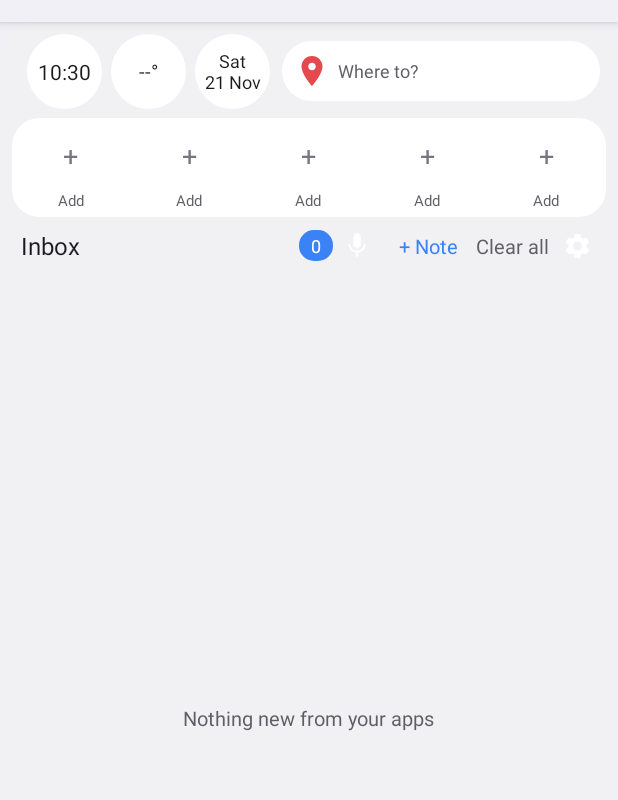
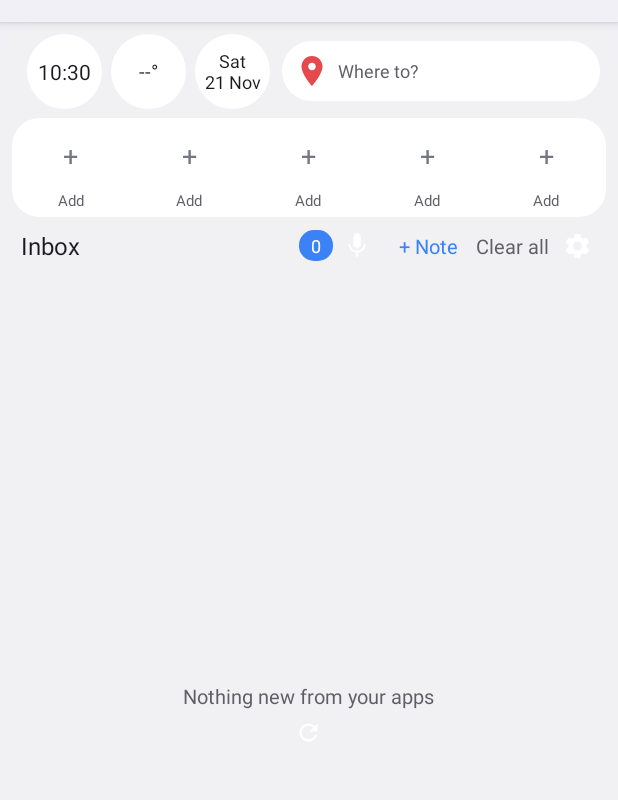
Before and after one commit to he0ro2244-sudo/Notification, an Android app: the layout widget_tiles.xml on its own in the app's theme, with its tools: preview values and no code run, on a phone screen of 412 x 824 dp, the part 62-862 px from its top. Run offline under Robolectric (Android 15) with nearby library versions, the phone set to English and light mode, and no system bars.

Commit message:
v0.9.15 gear icon, refresh, weather, backup, fixed key, clear handled

```diff
--- /dev/null
+++ b/app/src/main/res/drawable/ic_refresh.xml
@@ -0,0 +1,10 @@
+<?xml version="1.0" encoding="utf-8"?>
+<vector xmlns:android="http://schemas.android.com/apk/res/android"
+    android:width="24dp"
+    android:height="24dp"
+    android:viewportWidth="24"
+    android:viewportHeight="24">
+    <path
+        android:fillColor="#FFFFFFFF"
+        android:pathData="M17.65,6.35C16.2,4.9 14.21,4 12,4c-4.42,0 -7.99,3.58 -7.99,8s3.57,8 7.99,8c3.73,0 6.84,-2.55 7.73,-6h-2.08c-0.82,2.33 -3.04,4 -5.65,4 -3.31,0 -6,-2.69 -6,-6s2.69,-6 6,-6c1.66,0 3.14,0.69 4.22,1.78L13,11h7V4l-2.35,2.35z" />
+</vector>
--- a/app/src/main/res/layout/widget_tiles.xml
+++ b/app/src/main/res/layout/widget_tiles.xml
@@ -526,14 +526,41 @@
             android:stretchMode="columnWidth"
             android:verticalSpacing="6dp" />
 
-        <TextView
+        <LinearLayout
             android:id="@+id/empty"
             android:layout_width="wrap_content"
             android:layout_height="wrap_content"
             android:layout_gravity="center"
-            android:text="Nothing new from your apps"
-            android:textColor="@color/nt_sub"
-            android:textSize="13sp" />
+            android:gravity="center_horizontal"
+            android:orientation="vertical">
+
+            <TextView
+                android:id="@+id/empty_txt"
+                android:layout_width="wrap_content"
+                android:layout_height="wrap_content"
+                android:text="Nothing new from your apps"
+                android:textColor="@color/nt_sub"
+                android:textSize="13sp" />
+
+            <ImageView
+                android:id="@+id/wrefresh"
+                android:layout_width="34dp"
+                android:layout_height="30dp"
+                android:contentDescription="Refresh"
+                android:paddingStart="8dp"
+                android:paddingTop="6dp"
+                android:paddingEnd="8dp"
+                android:paddingBottom="6dp"
+                android:src="@drawable/ic_refresh" />
+
+            <TextView
+                android:id="@+id/wupdated"
+                android:layout_width="wrap_content"
+                android:layout_height="wrap_content"
+                android:textColor="@color/nt_sub"
+                android:textSize="10sp"
+                android:visibility="gone" />
+        </LinearLayout>
     </FrameLayout>
 </LinearLayout>
 </FrameLayout>
```
Also changed, not shown: app/build.gradle.kts (+12 -2 lines), app/src/main/java/com/example/notiftiles/Backup.kt (added, +82 -0 lines), app/src/main/java/com/example/notiftiles/PanelActivity.kt (+29 -6 lines), app/src/main/java/com/example/notiftiles/Prefs.kt (+9 -0 lines), app/src/main/java/com/example/notiftiles/SettingsActivity.kt (+73 -1 lines), app/src/main/java/com/example/notiftiles/TilesWidget.kt (+41 -2 lines), app/src/main/java/com/example/notiftiles/Weather.kt (+77 -6 lines), 3 other files.
